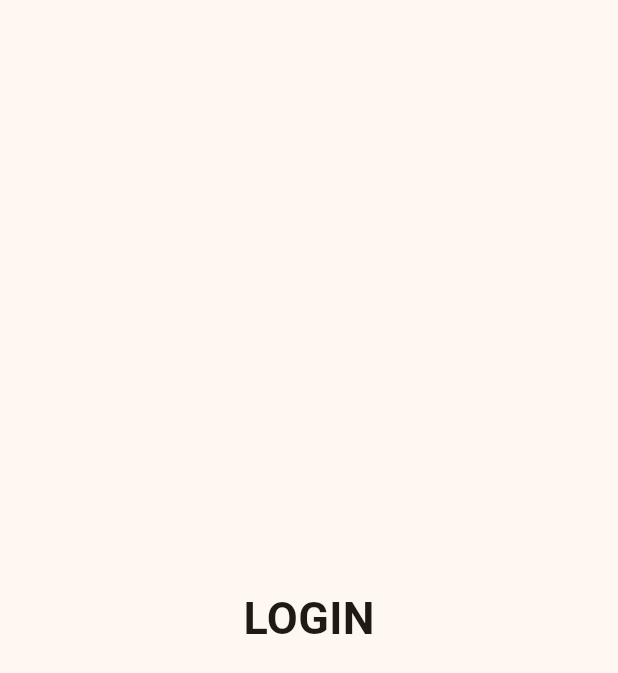
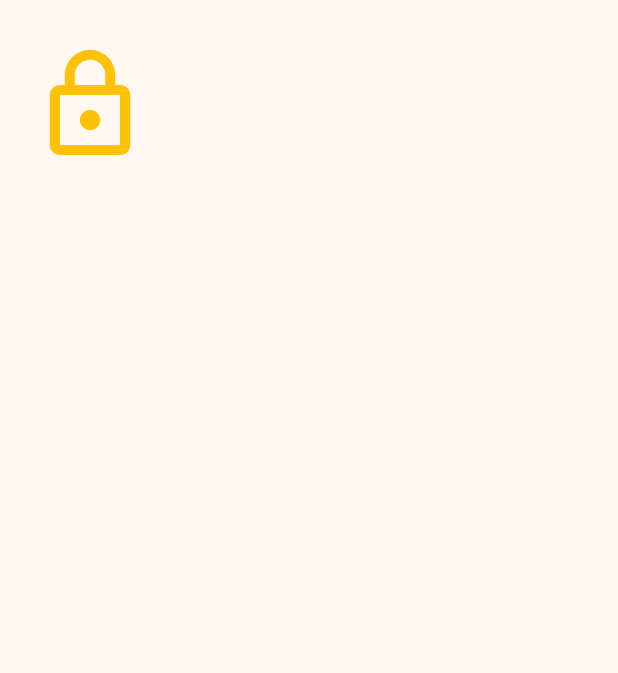
Before and after one commit to sellwia/week6, a Flutter app: the SignInPage screen opened directly, on a phone screen of 412 x 824 dp. Shown: the top 673 px of the screen. Run offline on Flutter 3.47's test engine with Material 3 defaults, Android fonts, the phone set to English and light mode, and no system bars.

Commit message:
membuat icon login

```diff
--- a/lib/screen/login.dart
+++ b/lib/screen/login.dart
@@ -6,12 +6,21 @@ class SignInPage extends StatelessWidget {
   @override
   Widget build(BuildContext context) {
 return Scaffold(
-        body: Center(
-          child: Text(
-            "LOGIN",
-            style: TextStyle(
-              fontSize: 30,
-              fontWeight: FontWeight.bold,
+        body: SingleChildScrollView(
+          child: Container(
+            padding: const EdgeInsets.all(20.0),
+            child: const Column(
+              children: [
+                SizedBox(height: 10),
+                Icon(
+                  Icons.lock_outline,
+                  size: 80,
+                  color: Colors.amber,
+                ),
+
+                SizedBox(height: 10),
+
+              ],
             ),
           ),
         ),
```
